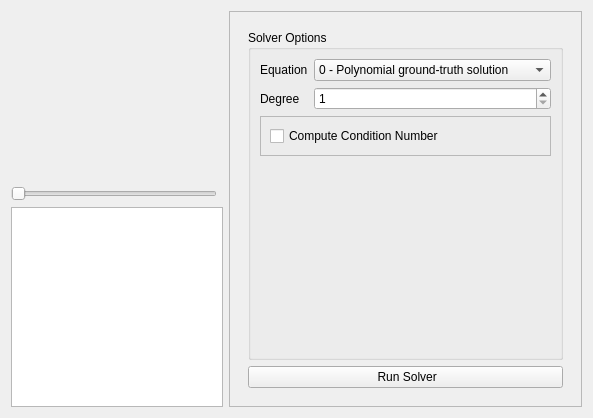
Above: src/solverwidget.ui from DanielaCabiddu/PEMesh.2 before the change. Below: the same form after it.
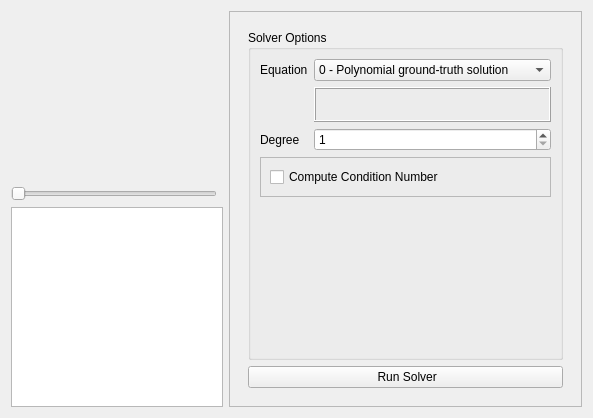
That is the form after the change. Icons and pictures are not drawn. Custom widgets are drawn as their Qt base class.

Commit message: equation previews

Patch:
```diff
--- a/src/solverwidget.ui
+++ b/src/solverwidget.ui
@@ -80,7 +80,7 @@
               </item>
              </widget>
             </item>
-            <item row="2" column="0">
+            <item row="3" column="0">
              <widget class="QLabel" name="label_2">
               <property name="enabled">
                <bool>true</bool>
@@ -90,7 +90,7 @@
               </property>
              </widget>
             </item>
-            <item row="2" column="1">
+            <item row="3" column="1">
              <widget class="QSpinBox" name="solver_order_cb">
               <property name="enabled">
                <bool>true</bool>
@@ -100,7 +100,7 @@
               </property>
              </widget>
             </item>
-            <item row="4" column="0" colspan="2">
+            <item row="5" column="0" colspan="2">
              <widget class="QFrame" name="frame">
               <property name="frameShape">
                <enum>QFrame::Shape::StyledPanel</enum>
@@ -122,6 +122,31 @@
               </layout>
              </widget>
             </item>
+            <item row="2" column="1">
+             <widget class="QLabel" name="equation_preview">
+              <property name="minimumSize">
+               <size>
+                <width>0</width>
+                <height>35</height>
+               </size>
+              </property>
+              <property name="maximumSize">
+               <size>
+                <width>16777215</width>
+                <height>35</height>
+               </size>
+              </property>
+              <property name="frameShape">
+               <enum>QFrame::Shape::Box</enum>
+              </property>
+              <property name="frameShadow">
+               <enum>QFrame::Shadow::Raised</enum>
+              </property>
+              <property name="text">
+               <string/>
+              </property>
+             </widget>
+            </item>
            </layout>
           </widget>
          </item>
```
The commit also changes 6 other files.
